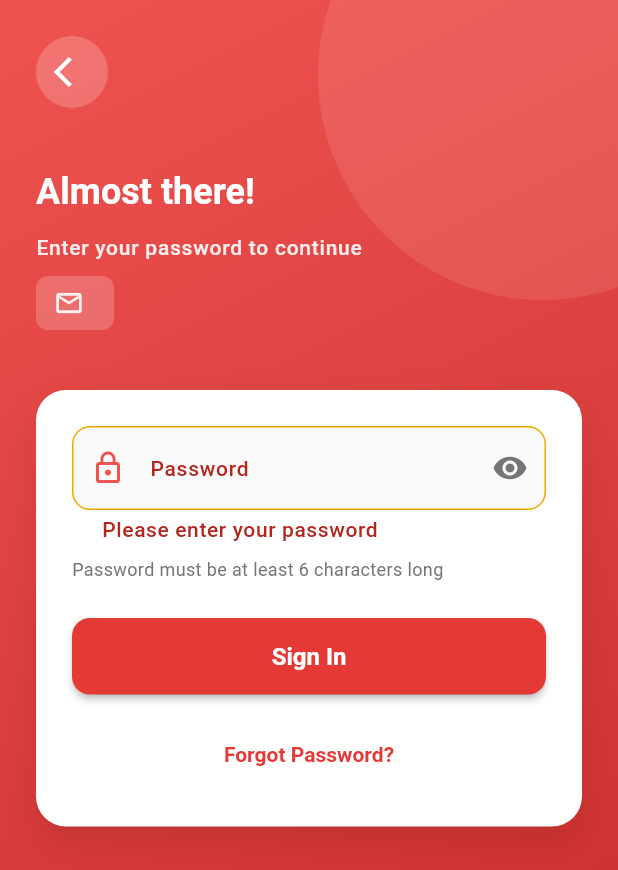
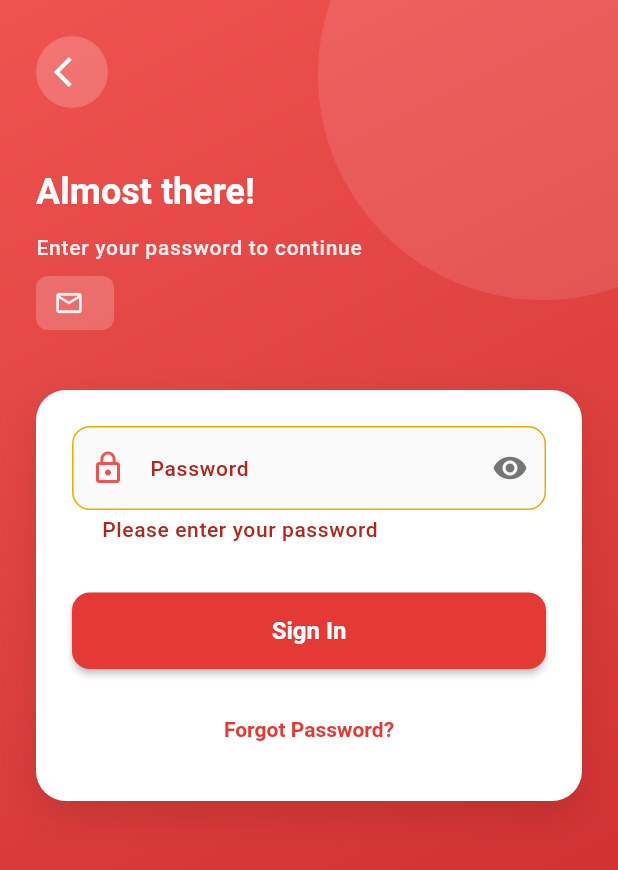
Before and after one commit to TI-3D/fest-ticketing-app, a Flutter app: the SigninPasswordScreen screen opened directly with empty values, after a tap on "Sign In", on a phone screen of 412 x 824 dp. Shown: the top 870 px of the screen. Run offline on Flutter 3.47's test engine with Material 3 defaults, Android fonts, the phone set to English and light mode, and no system bars; our stand-ins replace dartz, dio, equatable, firebase_core, fl_chart, flutter_bloc and 6 more; accounts and stored records are empty; Roboto replaces fonts that are missing (CircularStd).

Commit message:
fix: git ignroe and repair page some message and validation in signin page

```diff
--- a/lib/main.dart
+++ b/lib/main.dart
@@ -1,5 +1,4 @@
 import 'package:fest_ticketing/common/bloc/authentication/authentication_bloc.dart';
-import 'package:fest_ticketing/common/bloc/authentication/authentication_event.dart';
 import 'package:fest_ticketing/core/config/themes/app_theme.dart';
 import 'package:fest_ticketing/core/main_menu/bloc/main_menu_bloc.dart';
 import 'package:fest_ticketing/firebase_options.dart';
--- a/lib/presentation/authentication/screen/signin_password.dart
+++ b/lib/presentation/authentication/screen/signin_password.dart
@@ -285,20 +285,13 @@ class _SigninPasswordScreenState extends State<SigninPasswordScreen>
             if (value == null || value.isEmpty) {
               return 'Please enter your password';
             }
-            if (value.length < 6) {
-              return 'Password must be at least 6 characters';
+            if (value.length < 8) {
+              return 'Password must be at least 8 characters';
             }
             return null;
           },
         ),
         const SizedBox(height: 8),
-        Text(
-          'Password must be at least 6 characters long',
-          style: TextStyle(
-            color: Colors.grey.shade600,
-            fontSize: 12,
-          ),
-        ),
       ],
     );
   }
```
Also changed, not shown: lib/presentation/authentication/screen/signin.dart (+0 -15 lines), pubspec.lock, 1 other file.
